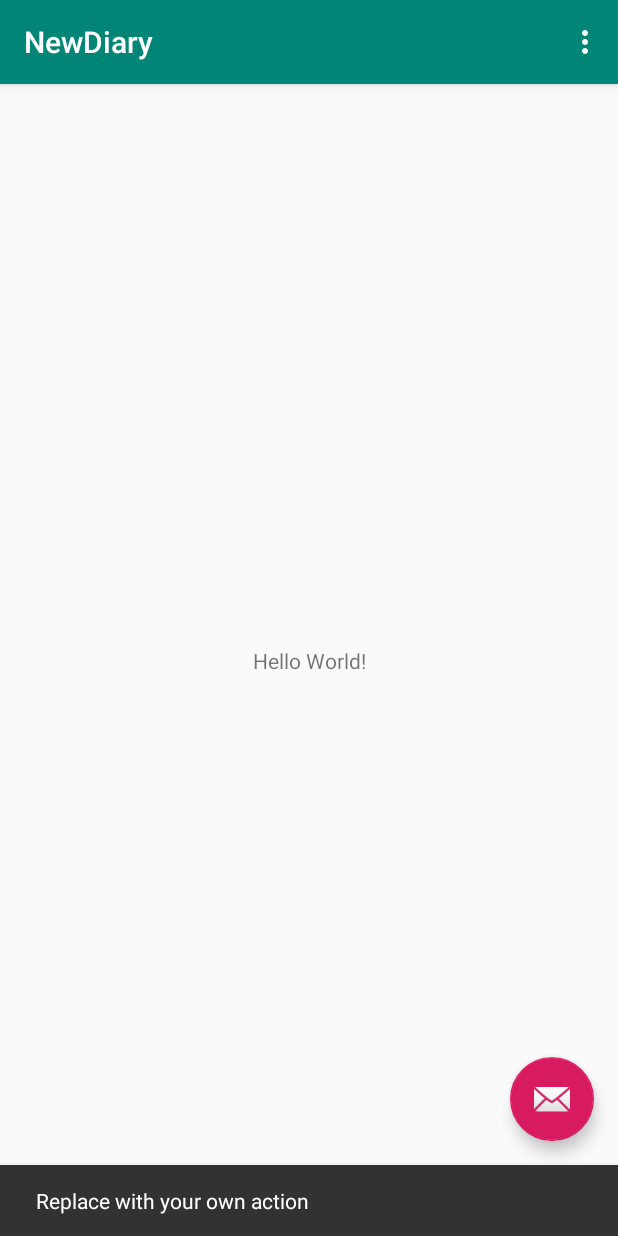
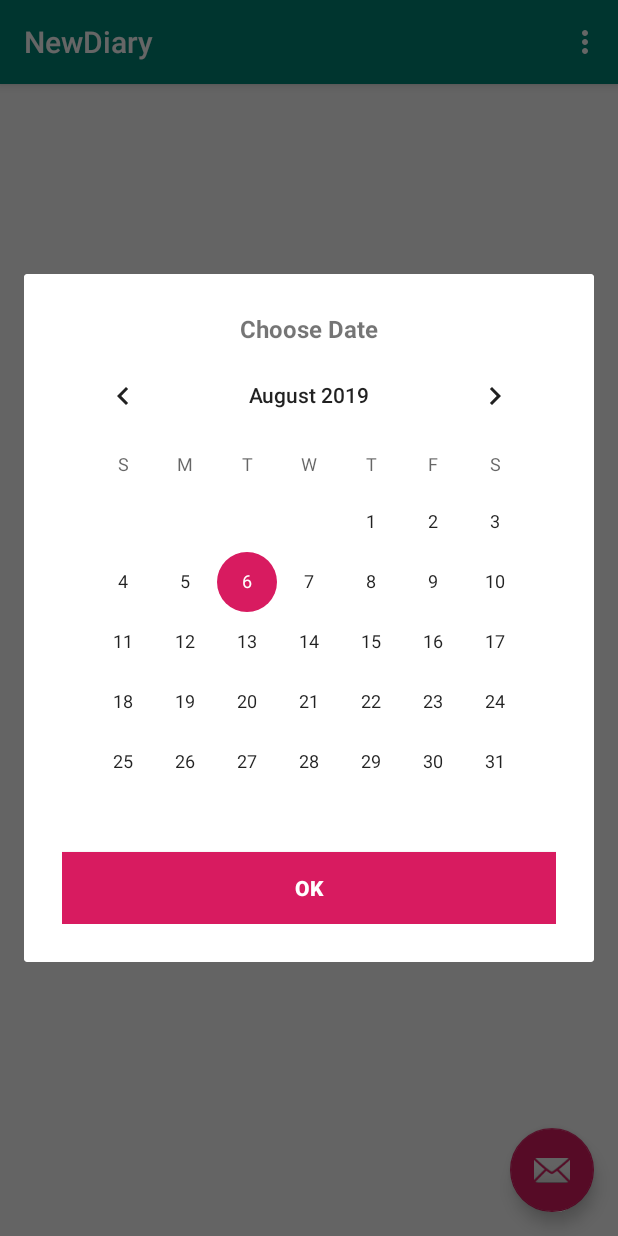
Before and after one commit to olivia-xie/life-track, an Android app: the screen it shows after launch (MainActivity), after a tap on an icon or button, on a phone screen of 412 x 824 dp. Run offline under Robolectric (Android 15) with nearby library versions, the phone set to English and light mode, and no system bars.

Commit message:
second commit

```diff
--- a/app/src/main/AndroidManifest.xml
+++ b/app/src/main/AndroidManifest.xml
@@ -9,6 +9,10 @@
         android:roundIcon="@mipmap/ic_launcher_round"
         android:supportsRtl="true"
         android:theme="@style/AppTheme">
+        <activity
+            android:name=".Activities.NewEntryActivity"
+            android:label="@string/title_activity_new_entry"
+            android:theme="@style/AppTheme.NoActionBar"></activity>
         <activity
             android:name=".Activities.MainActivity"
             android:label="@string/app_name"
--- a/app/src/main/java/com/example/newdiary/Activities/MainActivity.java
+++ b/app/src/main/java/com/example/newdiary/Activities/MainActivity.java
@@ -1,17 +1,31 @@
 package com.example.newdiary.Activities;
 
+import android.app.AlertDialog;
+import android.content.Intent;
 import android.os.Bundle;
 import android.support.design.widget.FloatingActionButton;
 import android.support.design.widget.Snackbar;
 import android.support.v7.app.AppCompatActivity;
+import android.support.v7.widget.RecyclerView;
 import android.support.v7.widget.Toolbar;
 import android.view.View;
 import android.view.Menu;
 import android.view.MenuItem;
+import android.widget.Button;
+import android.widget.CalendarView;
+import android.widget.Toast;
 
 import com.example.newdiary.R;
 
+import java.text.SimpleDateFormat;
+import java.util.Date;
+
 public class MainActivity extends AppCompatActivity {
+
+    private AlertDialog.Builder alertDialogBuilder;
+    private AlertDialog dialog;
+
+    private String selectedDate;
 
     @Override
     protected void onCreate(Bundle savedInstanceState) {
@@ -24,8 +38,7 @@ public class MainActivity extends AppCompatActivity {
         fab.setOnClickListener(new View.OnClickListener() {
             @Override
             public void onClick(View view) {
-                Snackbar.make(view, "Replace with your own action", Snackbar.LENGTH_LONG)
-                        .setAction("Action", null).show();
+                showInputDialog();
             }
         });
     }
@@ -51,4 +64,30 @@ public class MainActivity extends AppCompatActivity {
 
         return super.onOptionsItemSelected(item);
     }
+
+    public void showInputDialog() {
+
+        alertDialogBuilder = new AlertDialog.Builder(this);
+        View view = getLayoutInflater().inflate(R.layout.dialog_view, null);
+
+        Button okButton = view.findViewById(R.id.okButtonId);
+        final CalendarView calendarView = view.findViewById(R.id.calendarId);
+
+        alertDialogBuilder.setView(view);
+        dialog = alertDialogBuilder.create();
+        dialog.show();
+
+        okButton.setOnClickListener(new View.OnClickListener() {
+            @Override
+            public void onClick(View v) {
+
+                SimpleDateFormat sdf = new SimpleDateFormat("MM/dd/yyyy");
+                selectedDate = sdf.format(new Date(calendarView.getDate()));
+                Intent intent = new Intent(MainActivity.this, NewEntryActivity.class);
+                intent.putExtra("date", selectedDate);
+                startActivity(intent);
+            }
+        });
+
+    }
 }
--- /dev/null
+++ b/app/src/main/res/layout/dialog_view.xml
@@ -0,0 +1,43 @@
+<?xml version="1.0" encoding="utf-8"?>
+<android.support.constraint.ConstraintLayout
+    xmlns:android="http://schemas.android.com/apk/res/android" android:layout_width="match_parent"
+    android:layout_height="match_parent" android:orientation="vertical">
+
+    <android.support.v7.widget.CardView
+        android:layout_width="match_parent"
+        android:layout_height="match_parent" >
+
+        <RelativeLayout
+            android:padding="25dp"
+            android:layout_width="match_parent"
+            android:layout_height="wrap_content">
+
+            <TextView
+                android:id="@+id/titleTextId"
+                android:layout_width="wrap_content"
+                android:layout_centerHorizontal="true"
+                android:text="@string/choose_date"
+                android:textStyle="bold"
+                android:textSize="16sp"
+                android:layout_height="wrap_content"/>
+
+            <CalendarView
+                android:id="@+id/calendarId"
+                android:layout_width="wrap_content"
+                android:layout_height="wrap_content"
+                android:layout_below="@id/titleTextId"></CalendarView>
+
+            <Button
+                android:id="@+id/okButtonId"
+                android:text="@string/ok"
+                android:layout_below="@id/calendarId"
+                android:textColor="@android:color/white"
+                android:textStyle="bold"
+                android:background="@color/colorAccent"
+                android:layout_width="match_parent"
+                android:layout_height="wrap_content"/>
+
+        </RelativeLayout>
+    </android.support.v7.widget.CardView>
+
+</android.support.constraint.ConstraintLayout>
--- a/app/src/main/res/values/strings.xml
+++ b/app/src/main/res/values/strings.xml
@@ -1,4 +1,7 @@
 <resources>
     <string name="app_name">NewDiary</string>
     <string name="action_settings">Settings</string>
+    <string name="choose_date">Choose Date</string>
+    <string name="ok">Ok</string>
+    <string name="title_activity_new_entry">NewEntryActivity</string>
 </resources>
```
Also changed, not shown: app/src/main/java/com/example/newdiary/Activities/NewEntryActivity.java (added, +24 -0 lines), app/src/main/res/layout/activity_new_entry.xml (added, +25 -0 lines), app/src/main/res/layout/content_new_entry.xml (added, +11 -0 lines), app/src/main/java/com/example/newdiary/Data/Constants.java (line endings or trailing spaces).
